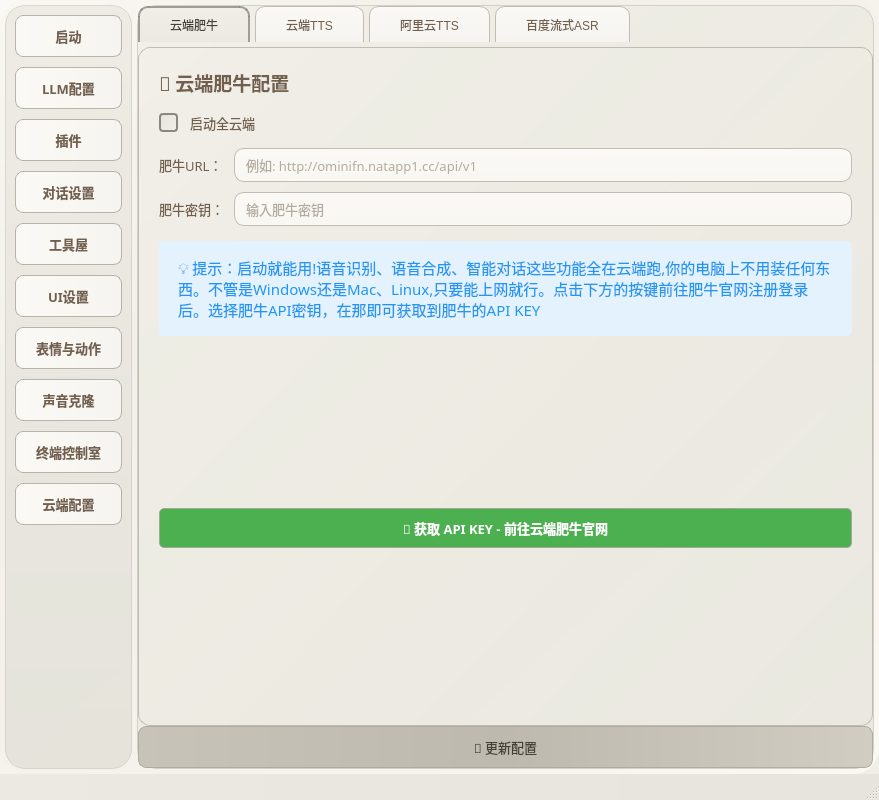
Qt form live-2d/test222.ui (morettt/my-neuro) before a commit.
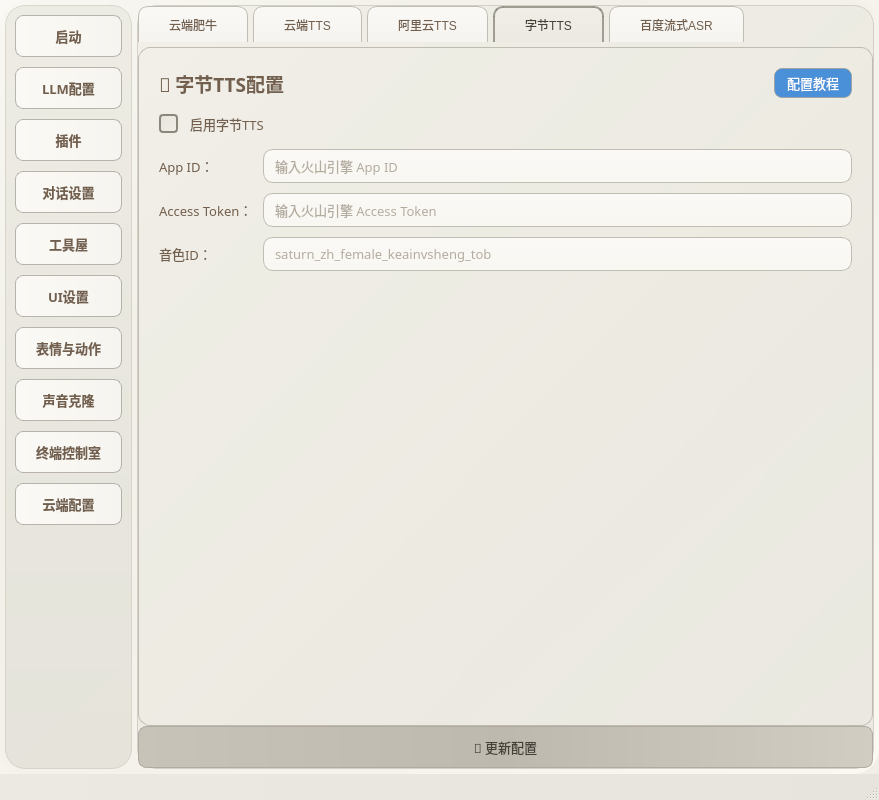
The same form after that commit. The open tabs and pages were chosen to show the change.

Commit message: 肥牛.exe接入字节tts配置

```diff
--- a/live-2d/test222.ui
+++ b/live-2d/test222.ui
@@ -4053,6 +4053,199 @@
                </item>
               </layout>
              </widget>
+             <widget class="QWidget" name="tab_cloud_volcengine_tts">
+              <property name="font">
+               <font>
+                <family>微软雅黑</family>
+                <pointsize>10</pointsize>
+               </font>
+              </property>
+              <attribute name="title">
+               <string>字节TTS</string>
+              </attribute>
+              <layout class="QVBoxLayout" name="verticalLayout_tab_cloud_volcengine_tts">
+               <property name="spacing">
+                <number>15</number>
+               </property>
+               <property name="leftMargin">
+                <number>20</number>
+               </property>
+               <property name="topMargin">
+                <number>20</number>
+               </property>
+               <property name="rightMargin">
+                <number>20</number>
+               </property>
+               <property name="bottomMargin">
+                <number>20</number>
+               </property>
+               <item>
+                <layout class="QHBoxLayout">
+                 <item>
+                  <widget class="QLabel" name="label_volcengine_tts_title">
+                   <property name="font">
+                    <font>
+                     <family>微软雅黑</family>
+                     <pointsize>14</pointsize>
+                     <weight>75</weight>
+                     <bold>true</bold>
+                    </font>
+                   </property>
+                   <property name="text">
+                    <string>🔥 字节TTS配置</string>
+                   </property>
+                  </widget>
+                 </item>
+                 <item>
+                  <spacer>
+                   <property name="orientation">
+                    <enum>Qt::Horizontal</enum>
+                   </property>
+                   <property name="sizeHint" stdset="0">
+                    <size>
+                     <width>40</width>
+                     <height>20</height>
+                    </size>
+                   </property>
+                  </spacer>
+                 </item>
+                 <item>
+                  <widget class="QPushButton" name="pushButton_volcengine_tts_tutorial">
+                   <property name="font">
+                    <font>
+                     <family>微软雅黑</family>
+                     <pointsize>10</pointsize>
+                    </font>
+                   </property>
+                   <property name="styleSheet">
+                    <string notr="true">QPushButton { background-color: #4A90D9; color: white; border-radius: 8px; padding: 4px 12px; } QPushButton:hover { background-color: #357ABD; }</string>
+                   </property>
+                   <property name="text">
+                    <string>配置教程</string>
+                   </property>
+                  </widget>
+                 </item>
+                </layout>
+               </item>
+               <item>
+                <widget class="QCheckBox" name="checkBox_volcengine_tts_enabled">
+                 <property name="font">
+                  <font>
+                   <family>微软雅黑</family>
+                   <pointsize>10</pointsize>
+                  </font>
+                 </property>
+                 <property name="text">
+                  <string>启用字节TTS</string>
+                 </property>
+                </widget>
+               </item>
+               <item>
+                <layout class="QGridLayout" name="gridLayout_volcengine_tts">
+                 <property name="horizontalSpacing">
+                  <number>10</number>
+                 </property>
+                 <property name="verticalSpacing">
+                  <number>10</number>
+                 </property>
+                 <item row="0" column="0">
+                  <widget class="QLabel" name="label_volcengine_tts_appid">
+                   <property name="font">
+                    <font>
+                     <family>微软雅黑</family>
+                     <pointsize>10</pointsize>
+                    </font>
+                   </property>
+                   <property name="text">
+                    <string>App ID：</string>
+                   </property>
+                  </widget>
+                 </item>
+                 <item row="0" column="1">
+                  <widget class="QLineEdit" name="lineEdit_volcengine_tts_appid">
+                   <property name="font">
+                    <font>
+                     <family>微软雅黑</family>
+                     <pointsize>10</pointsize>
+                    </font>
+                   </property>
+                   <property name="placeholderText">
+                    <string>输入火山引擎 App ID</string>
+                   </property>
+                  </widget>
+                 </item>
+                 <item row="1" column="0">
+                  <widget class="QLabel" name="label_volcengine_tts_access_token">
+                   <property name="font">
+                    <font>
+                     <family>微软雅黑</family>
+                     <pointsize>10</pointsize>
+                    </font>
+                   </property>
+                   <property name="text">
+                    <string>Access Token：</string>
+                   </property>
+                  </widget>
+                 </item>
+                 <item row="1" column="1">
+                  <widget class="QLineEdit" name="lineEdit_volcengine_tts_access_token">
+                   <property name="font">
+                    <font>
+                     <family>微软雅黑</family>
+                     <pointsize>10</pointsize>
+                    </font>
+                   </property>
+                   <property name="echoMode">
+                    <enum>QLineEdit::Password</enum>
+                   </property>
+                   <property name="placeholderText">
+                    <string>输入火山引擎 Access Token</string>
+                   </property>
+                  </widget>
+                 </item>
+                 <item row="2" column="0">
+                  <widget class="QLabel" name="label_volcengine_tts_voice_type">
+                   <property name="font">
+                    <font>
+                     <family>微软雅黑</family>
+                     <pointsize>10</pointsize>
+                    </font>
+                   </property>
+                   <property name="text">
+                    <string>音色ID：</string>
+                   </property>
+                  </widget>
+                 </item>
+                 <item row="2" column="1">
+                  <widget class="QLineEdit" name="lineEdit_volcengine_tts_voice_type">
+                   <property name="font">
+                    <font>
+                     <family>微软雅黑</family>
+                     <pointsize>10</pointsize>
+                    </font>
+                   </property>
+                   <property name="placeholderText">
+                    <string>saturn_zh_female_keainvsheng_tob</string>
+                   </property>
+                  </widget>
+                 </item>
+                </layout>
+               </item>
+               <item>
+                <spacer name="verticalSpacer_volcengine_tts">
+                 <property name="orientation">
+                  <enum>Qt::Vertical</enum>
+                 </property>
+                 <property name="sizeHint" stdset="0">
+                  <size>
+                   <width>20</width>
+                   <height>40</height>
+                  </size>
+                 </property>
+                </spacer>
+               </item>
+              </layout>
+             </widget>
              <widget class="QWidget" name="tab_cloud_asr">
               <attribute name="title">
                <string>百度流式ASR</string>
```
The commit also changes 1 other file.
